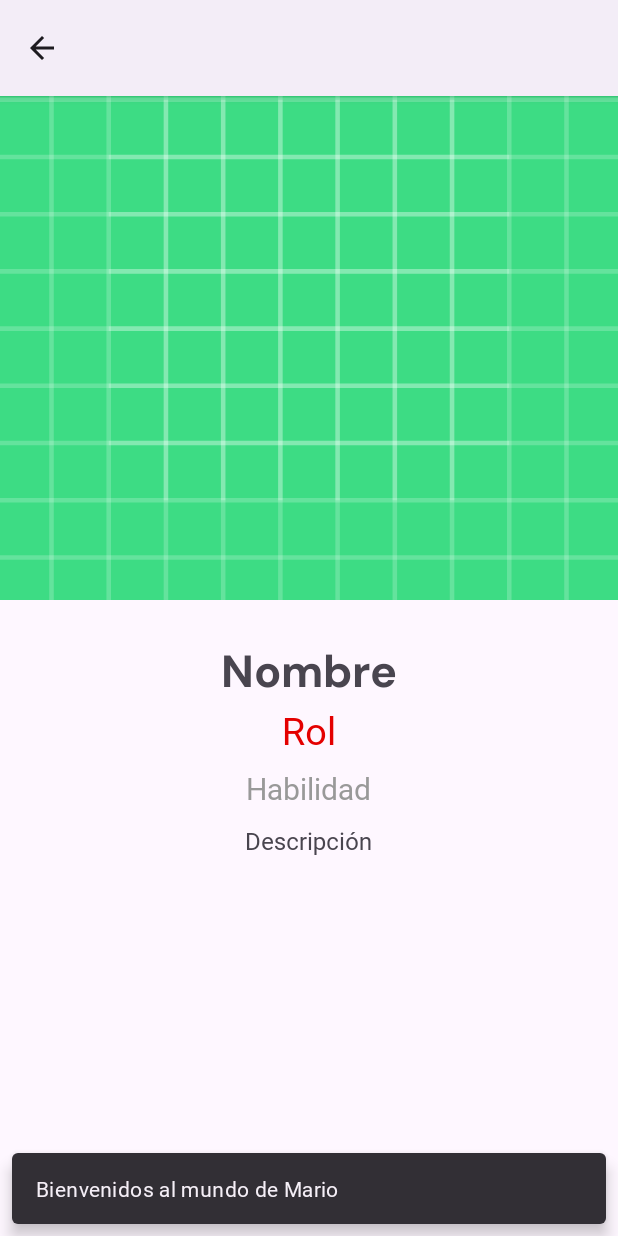
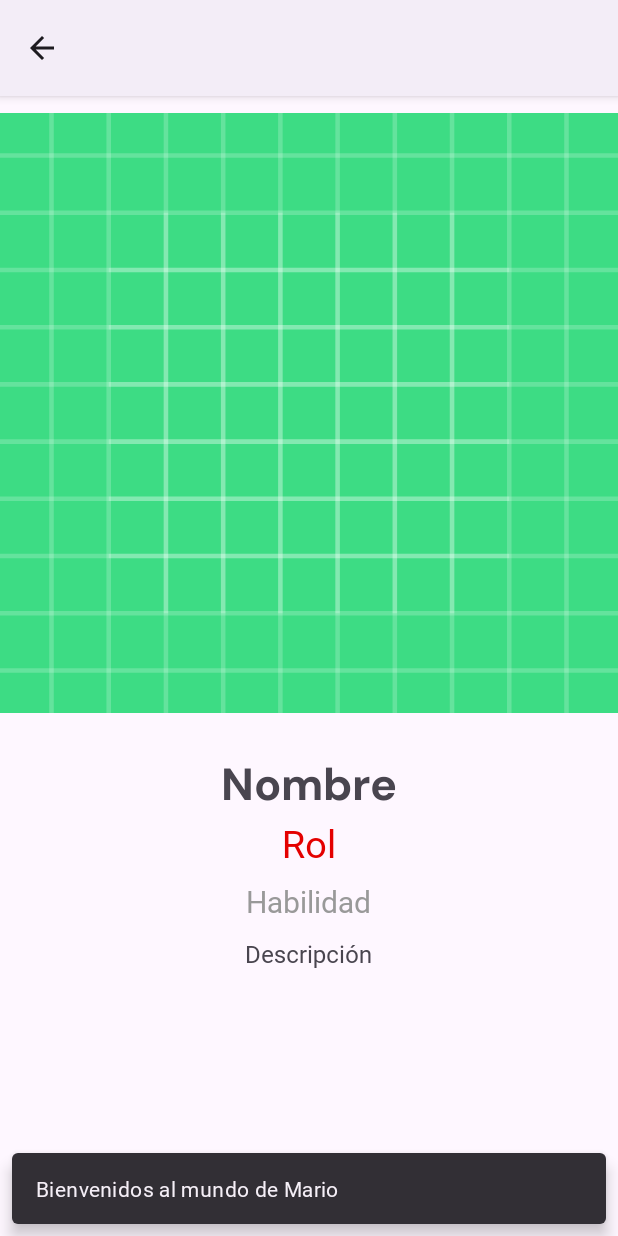
Before and after one commit to juamperuiz/PMDM_Tarea2, an Android app: the CharacterDetailFragment screen opened through its navigation route, on a phone screen of 412 x 824 dp. Run offline under Robolectric (Android 15) with nearby library versions, the phone set to English and light mode, and no system bars; our stand-ins replace Picasso, navigation-ui; pictures from the network do not load.

Commit message:
20241114

```diff
--- a/app/src/main/res/layout/character_detail_fragment.xml
+++ b/app/src/main/res/layout/character_detail_fragment.xml
@@ -14,7 +14,8 @@
             android:layout_height="400dp"
             android:scaleType="centerCrop"
             android:layout_marginBottom="20dp"
-            android:src="@drawable/ic_launcher_background" />
+            android:src="@drawable/ic_launcher_background"
+            android:layout_marginTop="75dp" />
 
         <TextView
             android:id="@+id/name"
--- a/app/src/main/res/menu/drawer_menu.xml
+++ b/app/src/main/res/menu/drawer_menu.xml
@@ -10,7 +10,7 @@
         android:title="@string/about" />
 
     <item
-        android:id="@+id/menu_preference"
-        android:title="@string/preferences" />
+        android:id="@+id/menu_language"
+        android:title="@string/changeLang" />
 
 </menu>
--- a/app/src/main/res/values/strings.xml
+++ b/app/src/main/res/values/strings.xml
@@ -11,7 +11,7 @@
     <!-- Menús -->
     <string name="home">Inicio</string>
     <string name="about">Acerca de ...</string>
-    <string name="preferences">Preferencias</string>
+    <string name="changeLang">English</string>
     <string name="DialogText">Aplicación desarrollada por\nJuan Pedro Ruiz Rabadán\n\nVersión 1.0</string>
 
     <!-- Personajes -->
```
Also changed, not shown: app/src/main/java/com/ruizrabadanjuanpedro/pmdm_tarea2/LocaleHelper.java (added, +66 -0 lines), app/src/main/java/com/ruizrabadanjuanpedro/pmdm_tarea2/MainActivity.java (+27 -6 lines), 1 other file.
